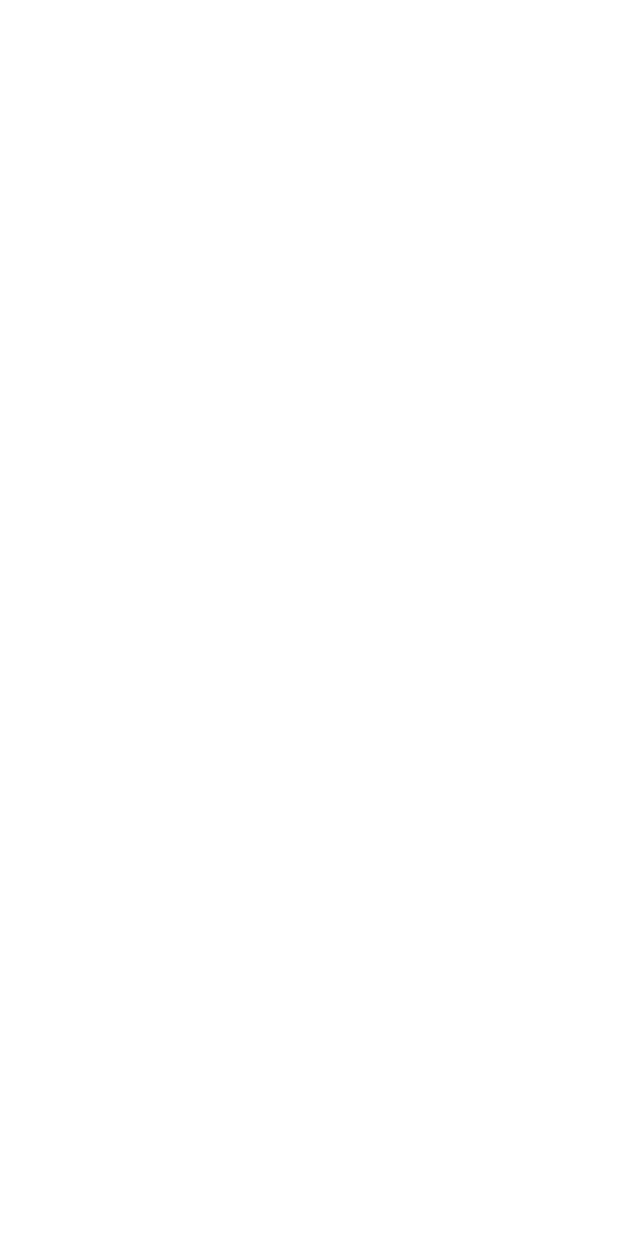
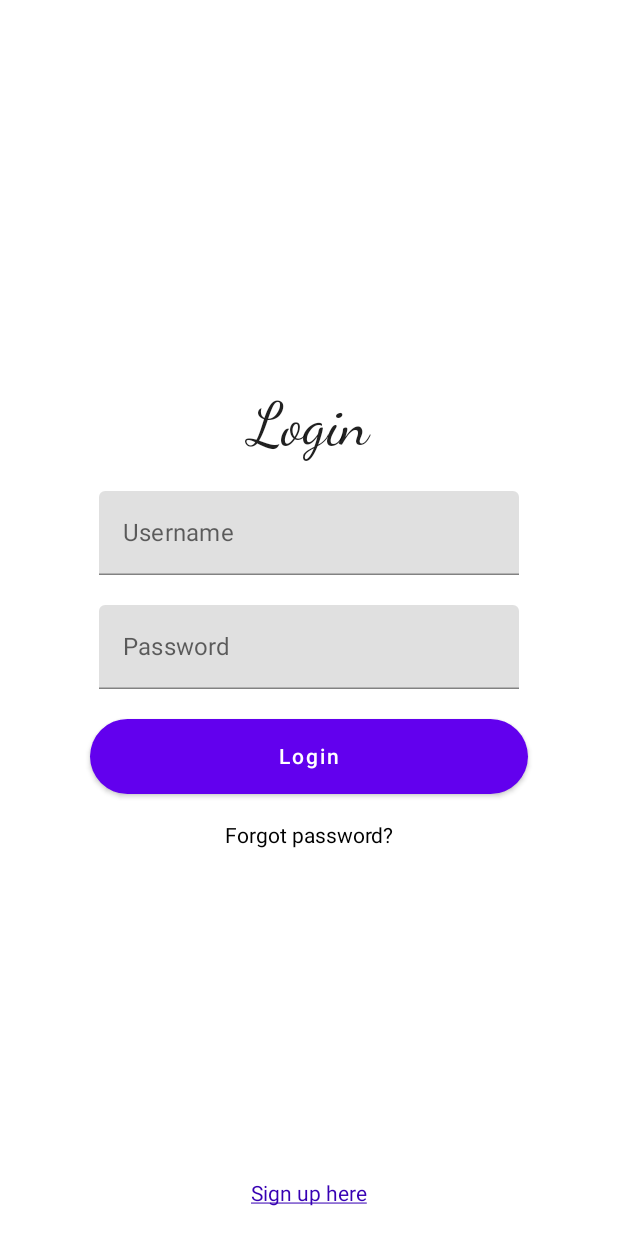
Before and after one commit to borkusgod/NoonAlpha, an Android app built with Jetpack Compose: the screen it shows after launch (MainActivity), on a phone screen of 412 x 824 dp. Before the commit the screen is empty. Run offline under Robolectric (Android 15) with nearby library versions, the phone set to English and light mode, and no system bars.

Commit message:
Laying down the framework. Trying to eliminate unnecessary code where possible

```diff
--- a/app/src/main/java/com/vintagemedia/noonalpha/MainActivity.kt
+++ b/app/src/main/java/com/vintagemedia/noonalpha/MainActivity.kt
@@ -10,6 +10,7 @@ import androidx.compose.material.Text
 import androidx.compose.runtime.Composable
 import androidx.compose.ui.Modifier
 import androidx.compose.ui.tooling.preview.Preview
+import com.vintagemedia.noonalpha.screen.ScreenMain
 import com.vintagemedia.noonalpha.ui.theme.NoonAlphaTheme
 
 class MainActivity : ComponentActivity() {
@@ -22,7 +23,7 @@ class MainActivity : ComponentActivity() {
                     modifier = Modifier.fillMaxSize(),
                     color = MaterialTheme.colors.background
                 ) {
-
+                    ScreenMain()
                 }
             }
         }
--- a/app/src/main/java/com/vintagemedia/noonalpha/Routes.kt
+++ b/app/src/main/java/com/vintagemedia/noonalpha/Routes.kt
@@ -1 +1,10 @@
 package com.vintagemedia.noonalpha
+
+sealed class Routes(val route: String) {
+    object Login: Routes("Login")
+    object Feed: Routes("feed")
+    object Cart: Routes("cart")
+    object Upload: Routes("upload")
+    object Message: Routes("message")
+    object Profile: Routes("profile")
+}
--- a/app/src/main/java/com/vintagemedia/noonalpha/screen/Login.kt
+++ b/app/src/main/java/com/vintagemedia/noonalpha/screen/Login.kt
@@ -1 +1,94 @@
 package com.vintagemedia.noonalpha.screen
+
+import androidx.compose.foundation.layout.*
+import androidx.compose.foundation.shape.RoundedCornerShape
+import androidx.compose.foundation.text.ClickableText
+import androidx.compose.foundation.text.KeyboardOptions
+import androidx.compose.material.Button
+import androidx.compose.material.Text
+import androidx.compose.material.TextField
+import androidx.compose.runtime.Composable
+import androidx.compose.runtime.mutableStateOf
+import androidx.compose.runtime.remember
+import androidx.compose.ui.Alignment
+import androidx.compose.ui.Modifier
+import androidx.compose.ui.text.AnnotatedString
+import androidx.compose.ui.text.TextStyle
+import androidx.compose.ui.text.font.FontFamily
+import androidx.compose.ui.text.input.KeyboardType
+import androidx.compose.ui.text.input.PasswordVisualTransformation
+import androidx.compose.ui.text.input.TextFieldValue
+import androidx.compose.ui.text.style.TextDecoration
+import androidx.compose.ui.unit.dp
+import androidx.compose.ui.unit.sp
+import androidx.navigation.NavController
+import androidx.navigation.NavHostController
+import com.vintagemedia.noonalpha.ui.theme.Purple700
+
+
+@Composable
+fun LoginPage(navController: NavHostController) {
+    Box(modifier = Modifier.fillMaxSize()) {
+        ClickableText(
+            text = AnnotatedString("Sign up here"),
+            modifier = Modifier
+                .align(Alignment.BottomCenter)
+                .padding(20.dp),
+            onClick = { },
+            style = TextStyle(
+                fontSize = 14.sp,
+                fontFamily = FontFamily.Default,
+                textDecoration = TextDecoration.Underline,
+                color = Purple700
+            )
+        )
+    }
+    Column(
+        modifier = Modifier.padding(20.dp),
+        verticalArrangement = Arrangement.Center,
+        horizontalAlignment = Alignment.CenterHorizontally
+    ) {
+
+        val username = remember { mutableStateOf(TextFieldValue()) }
+        val password = remember { mutableStateOf(TextFieldValue()) }
+
+        Text(text = "Login", style = TextStyle(fontSize = 40.sp, fontFamily = FontFamily.Cursive))
+
+        Spacer(modifier = Modifier.height(20.dp))
+        TextField(
+            label = { Text(text = "Username") },
+            value = username.value,
+            onValueChange = { username.value = it })
+
+        Spacer(modifier = Modifier.height(20.dp))
+        TextField(
+            label = { Text(text = "Password") },
+            value = password.value,
+            visualTransformation = PasswordVisualTransformation(),
+            keyboardOptions = KeyboardOptions(keyboardType = KeyboardType.Password),
+            onValueChange = { password.value = it })
+
+        Spacer(modifier = Modifier.height(20.dp))
+        Box(modifier = Modifier.padding(40.dp, 0.dp, 40.dp, 0.dp)) {
+            Button(
+                onClick = { },
+                shape = RoundedCornerShape(50.dp),
+                modifier = Modifier
+                    .fillMaxWidth()
+                    .height(50.dp)
+            ) {
+                Text(text = "Login")
+            }
+        }
+
+        Spacer(modifier = Modifier.height(20.dp))
+        ClickableText(
+            text = AnnotatedString("Forgot password?"),
+            onClick = { },
+            style = TextStyle(
+                fontSize = 14.sp,
+                fontFamily = FontFamily.Default
+            )
+        )
+    }
+}
--- /dev/null
+++ b/app/src/main/java/com/vintagemedia/noonalpha/screen/ScreenMain.kt
@@ -0,0 +1,22 @@
+package com.vintagemedia.noonalpha.screen
+
+import androidx.compose.runtime.Composable
+import androidx.navigation.compose.NavHost
+import androidx.navigation.compose.composable
+import androidx.navigation.compose.rememberNavController
+import com.vintagemedia.noonalpha.Routes
+
+@Composable
+fun ScreenMain() {
+    val navController = rememberNavController()
+
+    NavHost(navController = navController,
+        startDestination = Routes.Login.route
+        //startDestination = Routes.ReplaceForTesting.route
+    ) {
+        composable(Routes.Login.route) {
+            LoginPage(navController = navController)
+            //ReplaceForTesting(navController = navController)
+        }
+    }
+}
```
